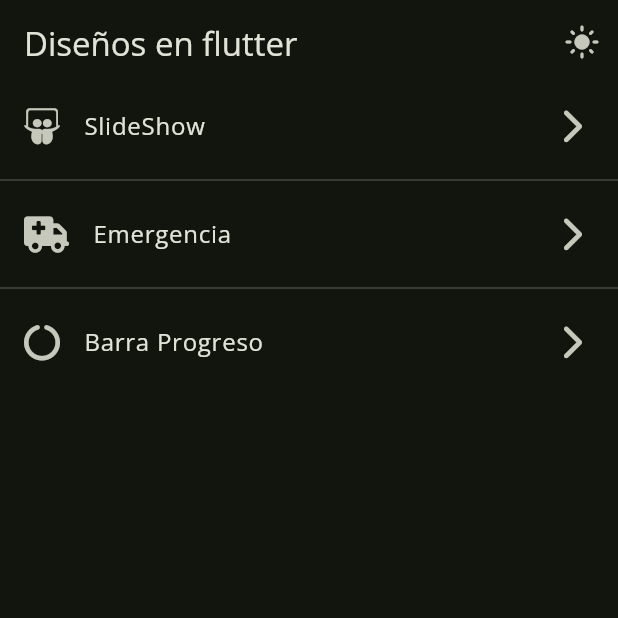
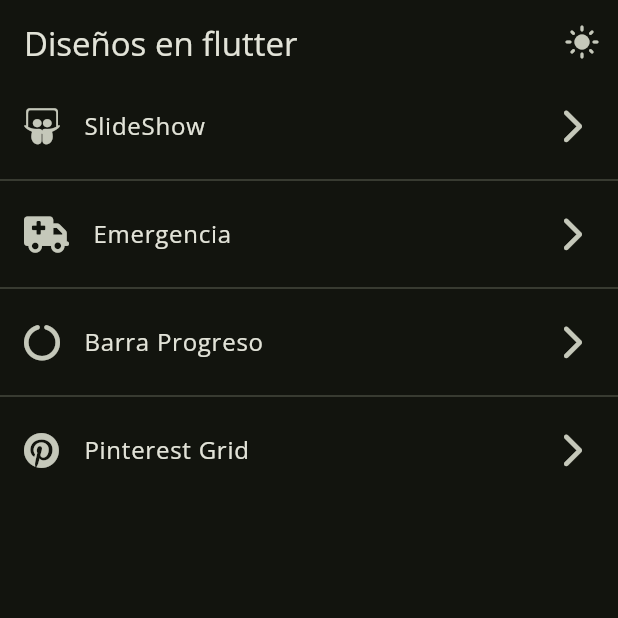
Before and after one commit to Zero0242/fl_animations_app, a Flutter app: the screen it shows after launch, on a phone screen of 412 x 824 dp, the top half of it. Run offline on Flutter 3.47's test engine with Material 3 defaults, Android fonts, the phone set to English and light mode, and no system bars; our stand-ins replace animate_do, flutter_riverpod, flutter_svg, font_awesome_flutter, go_router, google_fonts and 1 more.

```diff
--- a/lib/config/router/app_router.dart
+++ b/lib/config/router/app_router.dart
@@ -29,6 +29,10 @@ final goRouterProvider = Provider<GoRouter>((ref) {
         path: SlideShowScreen.route,
         builder: (context, state) => const SlideShowScreen(),
       ),
+      GoRoute(
+        path: PinterestScreen.route,
+        builder: (context, state) => const PinterestScreen(),
+      ),
     ],
   );
 });
--- a/lib/presentation/screens/home/home_screen.dart
+++ b/lib/presentation/screens/home/home_screen.dart
@@ -24,6 +24,11 @@ class HomeScreen extends ConsumerWidget {
           icon: FontAwesomeIcons.circleNotch,
           titulo: 'Barra Progreso',
           page: CircularProgressScreen.route,
+        ),
+        _Route(
+          icon: FontAwesomeIcons.pinterest,
+          titulo: 'Pinterest Grid',
+          page: PinterestScreen.route,
         ),
       ];
 
--- a/lib/presentation/screens/screens.dart
+++ b/lib/presentation/screens/screens.dart
@@ -6,5 +6,6 @@ library;
 export 'demo/demo_screen.dart';
 export 'emergency/emergency_screen.dart';
 export 'home/home_screen.dart';
+export 'pinterest/pinterest_screen.dart';
 export 'progress/circular_progress_screen.dart';
 export 'slider/slide_show_screen.dart';
--- a/lib/presentation/screens/slider/slide_show_screen.dart
+++ b/lib/presentation/screens/slider/slide_show_screen.dart
@@ -9,7 +9,6 @@ class SlideShowScreen extends StatelessWidget {
   @override
   Widget build(BuildContext context) {
     final isLarge = MediaQuery.of(context).size.height > 500;
-
     return Scaffold(
       appBar: AppBar(title: const Text('Slides'), centerTitle: true),
       body: Flex(
--- a/pubspec.yaml
+++ b/pubspec.yaml
@@ -8,9 +8,11 @@ environment:
 
 dependencies:
   animate_do: ^3.3.4
+  dio: ^5.7.0
   flutter:
     sdk: flutter
   flutter_riverpod: ^2.5.1
+  flutter_staggered_grid_view: ^0.7.0
   flutter_svg: ^2.0.10+1
   font_awesome_flutter: ^10.7.0
   go_router: ^14.2.8
```
Also changed, not shown: lib/presentation/screens/pinterest/pinterest_screen.dart (added, +65 -0 lines), pubspec.lock, 1 other file.
